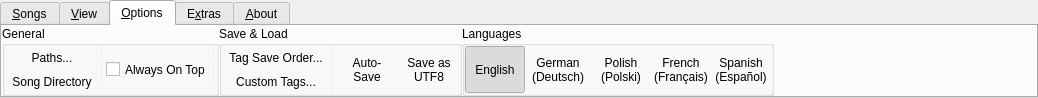
UltraStar-Deluxe/UltraStar-Manager, file uman/src/ribbon/QURibbonBar.ui: the form before one commit.
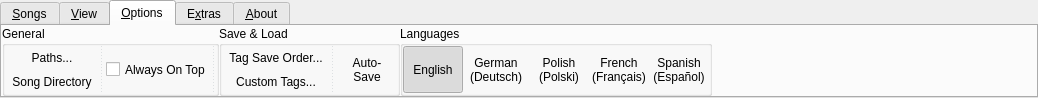
The form after the commit. The open tabs and pages were chosen to show the change. Icons and pictures are not drawn.

Commit message: removed encodeUTF8 button (encodings now accessible via the registry as defaultOutputEncoding)

Patch:
```diff
--- a/uman/src/ribbon/QURibbonBar.ui
+++ b/uman/src/ribbon/QURibbonBar.ui
@@ -1118,45 +1118,6 @@
          </property>
         </widget>
        </item>
-       <item>
-        <widget class="QToolButton" name="encodeUTF8Btn">
-         <property name="sizePolicy">
-          <sizepolicy hsizetype="Preferred" vsizetype="Preferred">
-           <horstretch>0</horstretch>
-           <verstretch>0</verstretch>
-          </sizepolicy>
-         </property>
-         <property name="minimumSize">
-          <size>
-           <width>60</width>
-           <height>0</height>
-          </size>
-         </property>
-         <property name="toolTip">
-          <string>Enforce UTF-8 output encoding. Note that this might break compatibility with older versions of UltraStar.</string>
-         </property>
-         <property name="text">
-          <string>Save as
-UTF8</string>
-         </property>
-         <property name="icon">
-          <iconset resource="../resources/uman.qrc">
-           <normaloff>:/control/encoding.png</normaloff>:/control/encoding.png</iconset>
-         </property>
-         <property name="checkable">
-          <bool>true</bool>
-         </property>
-         <property name="checked">
-          <bool>false</bool>
-         </property>
-         <property name="toolButtonStyle">
-          <enum>Qt::ToolButtonTextUnderIcon</enum>
-         </property>
-         <property name="autoRaise">
-          <bool>true</bool>
-         </property>
-        </widget>
-       </item>
       </layout>
      </widget>
     </item>
```
Left out of the diff: 2 changed lines with no effect on the pictures.
